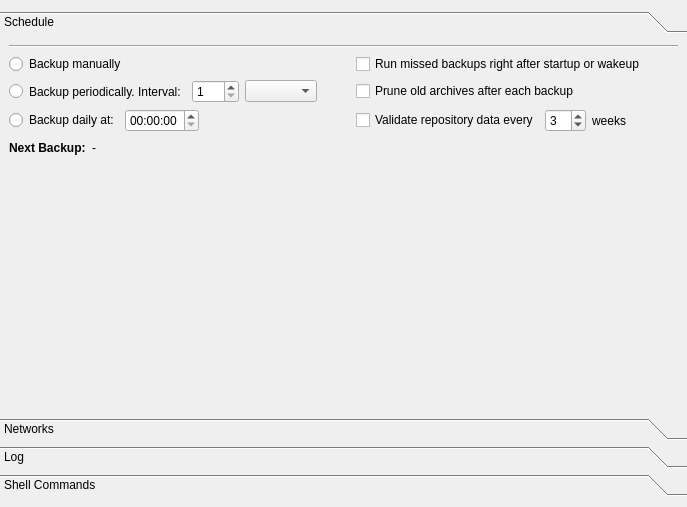
Above: src/vorta/assets/UI/scheduletab.ui from borgbase/vorta before the change. Below: the same form after it.
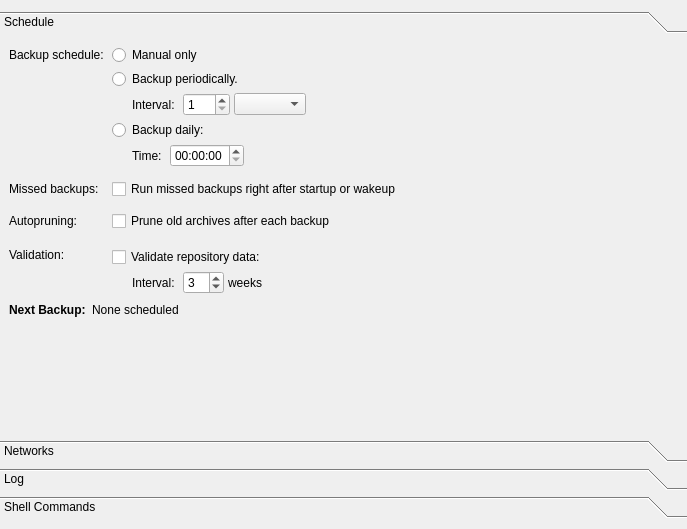
That is the form after the change.

Commit message:
Improve UX and consistency within the app for `scheduletab`.
* src/vorta/assets/UI/scheduletab.ui : Arrange schedule pane in a form layout.

* src/vorta/views/schedule_tab.py (ScheduleTab.__init__): Connect enabled state of entries
	to radiobuttons and checkboxes.

What changed in the file:
```diff
--- a/src/vorta/assets/UI/scheduletab.ui
+++ b/src/vorta/assets/UI/scheduletab.ui
@@ -7,7 +7,7 @@
     <x>0</x>
     <y>0</y>
     <width>687</width>
-    <height>507</height>
+    <height>529</height>
    </rect>
   </property>
   <property name="windowTitle">
@@ -22,6 +22,12 @@
    </property>
    <item row="0" column="0">
     <widget class="QToolBox" name="toolBox">
+     <property name="sizePolicy">
+      <sizepolicy hsizetype="Preferred" vsizetype="Minimum">
+       <horstretch>0</horstretch>
+       <verstretch>0</verstretch>
+      </sizepolicy>
+     </property>
      <property name="font">
       <font>
        <weight>50</weight>
@@ -33,8 +39,8 @@
        <rect>
         <x>0</x>
         <y>0</y>
-        <width>733</width>
-        <height>346</height>
+        <width>687</width>
+        <height>389</height>
        </rect>
       </property>
       <property name="font">
@@ -54,89 +60,108 @@
         <number>6</number>
        </property>
        <item>
-        <widget class="Line" name="line">
-         <property name="orientation">
-          <enum>Qt::Horizontal</enum>
+        <layout class="QFormLayout" name="formLayout_2">
+         <property name="formAlignment">
+          <set>Qt::AlignHCenter|Qt::AlignTop</set>
+         </property>
+         <property name="horizontalSpacing">
+          <number>8</number>
+         </property>
+         <property name="verticalSpacing">
+          <number>4</number>
+         </property>
+         <item row="1" column="0">
+          <widget class="QLabel" name="label_3">
+           <property name="text">
+            <string>Backup schedule:</string>
          </property>
         </widget>
        </item>
-       <item>
-        <layout class="QGridLayout" name="gridLayout_6">
-         <item row="0" column="0">
-          <layout class="QHBoxLayout" name="horizontalLayout_2">
-           <property name="sizeConstraint">
-            <enum>QLayout::SetFixedSize</enum>
-           </property>
-           <item>
+         <item row="1" column="1">
             <widget class="QRadioButton" name="scheduleOffRadio">
-             <property name="sizePolicy">
-              <sizepolicy hsizetype="Minimum" vsizetype="Fixed">
-               <horstretch>0</horstretch>
-               <verstretch>0</verstretch>
-              </sizepolicy>
-             </property>
              <property name="text">
-              <string>Backup manually</string>
+            <string>Manual only</string>
              </property>
             </widget>
            </item>
-           <item>
-            <spacer name="horizontalSpacer_7">
-             <property name="orientation">
-              <enum>Qt::Horizontal</enum>
-             </property>
-             <property name="sizeHint" stdset="0">
-              <size>
-               <width>40</width>
-               <height>20</height>
-              </size>
-             </property>
-            </spacer>
-           </item>
-          </layout>
-         </item>
-         <item row="2" column="0">
-          <layout class="QHBoxLayout" name="horizontalLayout_4">
-           <item>
-            <widget class="QRadioButton" name="scheduleFixedRadio">
-             <property name="text">
-              <string>Backup daily at:</string>
-             </property>
-            </widget>
-           </item>
-           <item>
-            <widget class="QTimeEdit" name="scheduleFixedTime"/>
-           </item>
-           <item>
-            <spacer name="horizontalSpacer">
-             <property name="orientation">
-              <enum>Qt::Horizontal</enum>
-             </property>
-             <property name="sizeHint" stdset="0">
-              <size>
-               <width>40</width>
-               <height>20</height>
-              </size>
-             </property>
-            </spacer>
-           </item>
-          </layout>
-         </item>
-         <item row="1" column="0">
-          <layout class="QHBoxLayout" name="horizontalLayout_3">
+         <item row="3" column="1">
+          <layout class="QVBoxLayout" name="verticalLayout_5">
+           <property name="spacing">
+            <number>4</number>
+           </property>
+           <property name="sizeConstraint">
+            <enum>QLayout::SetMinimumSize</enum>
+           </property>
            <item>
             <widget class="QRadioButton" name="scheduleIntervalRadio">
+             <property name="text">
+              <string>Backup periodically.</string>
+             </property>
+            </widget>
+           </item>
+           <item>
+            <widget class="QFrame" name="framePeriodic">
              <property name="sizePolicy">
               <sizepolicy hsizetype="Fixed" vsizetype="Preferred">
                <horstretch>0</horstretch>
                <verstretch>0</verstretch>
               </sizepolicy>
              </property>
+             <layout class="QHBoxLayout" name="layoutPeriodic">
+              <property name="spacing">
+               <number>4</number>
+              </property>
+              <property name="leftMargin">
+               <number>0</number>
+              </property>
+              <property name="topMargin">
+               <number>0</number>
+              </property>
+              <property name="rightMargin">
+               <number>0</number>
+              </property>
+              <property name="bottomMargin">
+               <number>0</number>
+              </property>
+              <item>
+               <spacer name="horizontalSpacer_2">
+                <property name="orientation">
+                 <enum>Qt::Horizontal</enum>
+                </property>
+                <property name="sizeType">
+                 <enum>QSizePolicy::Fixed</enum>
+                </property>
+                <property name="sizeHint" stdset="0">
+                 <size>
+                  <width>20</width>
+                  <height>20</height>
+                 </size>
+                </property>
+               </spacer>
+              </item>
+              <item>
+               <widget class="QLabel" name="label_5">
              <property name="text">
-              <string>Backup periodically. Interval:</string>
+                 <string>Interval:</string>
              </property>
             </widget>
            </item>
+              <item>
+               <spacer name="horizontalSpacer">
+                <property name="orientation">
+                 <enum>Qt::Horizontal</enum>
+                </property>
+                <property name="sizeType">
+                 <enum>QSizePolicy::Fixed</enum>
+                </property>
+                <property name="sizeHint" stdset="0">
+                 <size>
+                  <width>4</width>
+                  <height>1</height>
+                 </size>
+                </property>
+               </spacer>
+              </item>
            <item>
             <widget class="QSpinBox" name="scheduleIntervalCount">
              <property name="minimum">
@@ -150,114 +175,254 @@
            <item>
             <widget class="QComboBox" name="scheduleIntervalUnit"/>
            </item>
-           <item>
-            <spacer name="horizontalSpacer_2">
-             <property name="orientation">
-              <enum>Qt::Horizontal</enum>
-             </property>
-             <property name="sizeHint" stdset="0">
-              <size>
-               <width>40</width>
-               <height>20</height>
-              </size>
-             </property>
-            </spacer>
+             </layout>
+            </widget>
            </item>
           </layout>
          </item>
-         <item row="3" column="0">
-          <layout class="QHBoxLayout" name="horizontalLayout">
-           <item>
-            <widget class="QLabel" name="label_3">
-             <property name="font">
-              <font>
-               <weight>75</weight>
-               <bold>true</bold>
-              </font>
-             </property>
+         <item row="4" column="1">
+          <layout class="QVBoxLayout" name="verticalLayout_6">
+           <property name="spacing">
+            <number>4</number>
+           </property>
+           <item>
+            <widget class="QRadioButton" name="scheduleFixedRadio">
              <property name="text">
-              <string>Next Backup:</string>
+              <string>Backup daily:</string>
              </property>
             </widget>
            </item>
            <item>
-            <widget class="QLabel" name="nextBackupDateTimeLabel">
-             <property name="text">
-              <string>-</string>
+            <widget class="QFrame" name="frameDaily">
+             <property name="sizePolicy">
+              <sizepolicy hsizetype="Fixed" vsizetype="Preferred">
+               <horstretch>0</horstretch>
+               <verstretch>0</verstretch>
+              </sizepolicy>
              </property>
-            </widget>
-           </item>
+             <layout class="QHBoxLayout" name="layoutDaily">
+              <property name="spacing">
+               <number>4</number>
+              </property>
+              <property name="leftMargin">
+               <number>0</number>
+              </property>
+              <property name="topMargin">
+               <number>0</number>
+              </property>
+              <property name="rightMargin">
+               <number>0</number>
+              </property>
+              <property name="bottomMargin">
+               <number>0</number>
+              </property>
            <item>
             <spacer name="horizontalSpacer_3">
              <property name="orientation">
               <enum>Qt::Horizontal</enum>
              </property>
+                <property name="sizeType">
+                 <enum>QSizePolicy::Fixed</enum>
+                </property>
              <property name="sizeHint" stdset="0">
               <size>
-               <width>40</width>
+                  <width>20</width>
                <height>20</height>
               </size>
              </property>
             </spacer>
            </item>
-          </layout>
-         </item>
-         <item row="1" column="1">
-          <layout class="QHBoxLayout" name="horizontalLayout_8">
            <item>
-            <widget class="QCheckBox" name="pruneCheckBox">
+               <widget class="QLabel" name="label_6">
              <property name="text">
-              <string>Prune old archives after each backup</string>
+                 <string>Time:</string>
              </property>
             </widget>
            </item>
            <item>
-            <spacer name="horizontalSpacer_6">
+               <spacer name="horizontalSpacer_9">
              <property name="orientation">
               <enum>Qt::Horizontal</enum>
              </property>
+                <property name="sizeType">
+                 <enum>QSizePolicy::Fixed</enum>
+                </property>
              <property name="sizeHint" stdset="0">
               <size>
-               <width>40</width>
-               <height>20</height>
+                  <width>4</width>
+                  <height>1</height>
               </size>
              </property>
             </spacer>
            </item>
-          </layout>
-         </item>
-         <item row="0" column="1">
-          <layout class="QHBoxLayout" name="horizontalLayout_9">
            <item>
+               <widget class="QTimeEdit" name="scheduleFixedTime"/>
+              </item>
+             </layout>
+            </widget>
+           </item>
+          </layout>
+         </item>
+         <item row="5" column="1">
+          <spacer name="verticalSpacer">
+           <property name="orientation">
+            <enum>Qt::Vertical</enum>
+           </property>
+           <property name="sizeType">
+            <enum>QSizePolicy::Fixed</enum>
+           </property>
+           <property name="sizeHint" stdset="0">
+            <size>
+             <width>1</width>
+             <height>4</height>
+            </size>
+           </property>
+          </spacer>
+         </item>
+         <item row="6" column="0">
+          <widget class="QLabel" name="label_8">
+           <property name="text">
+            <string>Missed backups:</string>
+           </property>
+          </widget>
+         </item>
+         <item row="6" column="1">
             <widget class="QCheckBox" name="missedBackupsCheckBox">
              <property name="text">
               <string>Run missed backups right after startup or wakeup</string>
              </property>
             </widget>
            </item>
-           <item>
-            <spacer name="horizontalSpacer_5">
+         <item row="8" column="1">
+          <widget class="QCheckBox" name="pruneCheckBox">
+           <property name="text">
+            <string>Prune old archives after each backup</string>
+           </property>
+          </widget>
+         </item>
+         <item row="7" column="1">
+          <spacer name="verticalSpacer_4">
              <property name="orientation">
-              <enum>Qt::Horizontal</enum>
-             </property>
+            <enum>Qt::Vertical</enum>
+           </property>
+           <property name="sizeType">
+            <enum>QSizePolicy::Fixed</enum>
+           </property>
              <property name="sizeHint" stdset="0">
               <size>
-               <width>40</width>
-               <height>20</height>
+             <width>1</width>
+             <height>4</height>
               </size>
              </property>
             </spacer>
            </item>
-          </layout>
+         <item row="9" column="1">
+          <spacer name="verticalSpacer_5">
+           <property name="orientation">
+            <enum>Qt::Vertical</enum>
+           </property>
+           <property name="sizeType">
+            <enum>QSizePolicy::Fixed</enum>
+           </property>
+           <property name="sizeHint" stdset="0">
+            <size>
+             <width>1</width>
+             <height>4</height>
+            </size>
+           </property>
+          </spacer>
          </item>
-         <item row="2" column="1">
-          <layout class="QHBoxLayout" name="horizontalLayout_6">
+         <item row="8" column="0">
+          <widget class="QLabel" name="label_9">
+           <property name="text">
+            <string>Autopruning:</string>
+           </property>
+          </widget>
+         </item>
+         <item row="10" column="0">
+          <widget class="QLabel" name="label_10">
+           <property name="text">
+            <string>Validation:</string>
+           </property>
+          </widget>
+         </item>
+         <item row="10" column="1">
+          <layout class="QVBoxLayout" name="verticalLayout_7">
+           <property name="spacing">
+            <number>4</number>
+           </property>
+           <property name="topMargin">
+            <number>4</number>
+           </property>
            <item>
             <widget class="QCheckBox" name="validationCheckBox">
              <property name="text">
-              <string>Validate repository data every</string>
+              <string>Validate repository data:</string>
              </property>
             </widget>
+           </item>
+           <item>
+            <widget class="QFrame" name="frameValidation">
+             <property name="sizePolicy">
+              <sizepolicy hsizetype="Fixed" vsizetype="Preferred">
+               <horstretch>0</horstretch>
+               <verstretch>0</verstretch>
+              </sizepolicy>
+             </property>
+             <layout class="QHBoxLayout" name="layoutValidation">
+              <property name="spacing">
+               <number>4</number>
+              </property>
+              <property name="leftMargin">
+               <number>0</number>
+              </property>
+              <property name="topMargin">
+               <number>0</number>
+              </property>
+              <property name="rightMargin">
+               <number>0</number>
+              </property>
+              <property name="bottomMargin">
+               <number>0</number>
+              </property>
+              <item>
+               <spacer name="horizontalSpacer_8">
+                <property name="orientation">
+                 <enum>Qt::Horizontal</enum>
+                </property>
+                <property name="sizeType">
+                 <enum>QSizePolicy::Fixed</enum>
+                </property>
+                <property name="sizeHint" stdset="0">
+                 <size>
+                  <width>20</width>
+                  <height>20</height>
+                 </size>
+                </property>
+               </spacer>
+              </item>
+              <item>
+               <widget class="QLabel" name="label_11">
+                <property name="text">
+                 <string>Interval:</string>
+                </property>
+               </widget>
+              </item>
+              <item>
+               <spacer name="horizontalSpacer_10">
+                <property name="orientation">
+                 <enum>Qt::Horizontal</enum>
+                </property>
+                <property name="sizeType">
+                 <enum>QSizePolicy::Fixed</enum>
+                </property>
+                <property name="sizeHint" stdset="0">
+                 <size>
+                  <width>4</width>
+                  <height>1</height>
+                 </size>
+                </property>
+               </spacer>
            </item>
            <item>
             <widget class="QSpinBox" name="validationWeeksCount">
@@ -273,12 +438,41 @@
             </widget>
            </item>
            <item>
-            <widget class="QLabel" name="label_5">
+               <widget class="QLabel" name="label_12">
              <property name="text">
               <string>weeks</string>
              </property>
             </widget>
            </item>
+             </layout>
+            </widget>
+           </item>
+          </layout>
+         </item>
+        </layout>
+       </item>
+       <item>
+        <layout class="QHBoxLayout" name="horizontalLayout">
+         <item>
+          <widget class="QLabel" name="label_14">
+           <property name="font">
+            <font>
+             <weight>75</weight>
+             <bold>true</bold>
+            </font>
+           </property>
+           <property name="text">
+            <string>Next Backup:</string>
+           </property>
+          </widget>
+         </item>
+         <item>
+          <widget class="QLabel" name="nextBackupDateTimeLabel">
+           <property name="text">
+            <string>None scheduled</string>
+           </property>
+          </widget>
+         </item>
            <item>
             <spacer name="horizontalSpacer_4">
              <property name="orientation">
@@ -294,17 +488,15 @@
            </item>
           </layout>
          </item>
-        </layout>
-       </item>
        <item>
-        <spacer name="verticalSpacer">
+        <spacer name="verticalSpacer_3">
          <property name="orientation">
           <enum>Qt::Vertical</enum>
          </property>
          <property name="sizeHint" stdset="0">
           <size>
-           <width>20</width>
-           <height>40</height>
+           <width>0</width>
+           <height>0</height>
           </size>
          </property>
         </spacer>
```
Left out of the diff: 4 changed lines with no effect on the pictures. Lines whose indentation alone changed are shown as unchanged. The commit also changes 1 other file.
